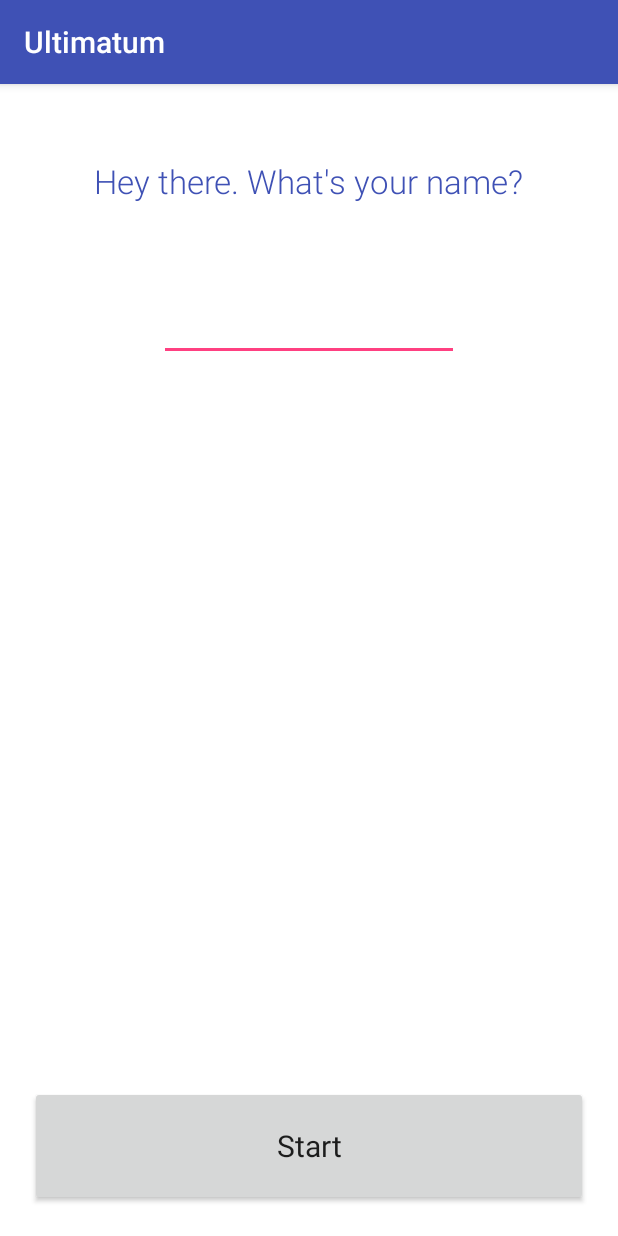
After one commit to Zayd-Waves/Ultimatum, an Android app: the LoginActivity screen opened directly, with no data from a screen before it, on a phone screen of 412 x 824 dp. The commit adds this screen. Run offline under Robolectric (Android 15) with nearby library versions, the phone set to English and light mode, and no system bars; our stand-ins replace Volley.

Commit message:
start work on network functionality

```diff
--- a/Ultimatum/app/build.gradle
+++ b/Ultimatum/app/build.gradle
@@ -31,4 +31,5 @@ dependencies {
     compile 'com.android.support:cardview-v7:24.1.1'
     compile 'com.google.code.gson:gson:2.4'
     compile 'com.github.paolorotolo:appintro:4.1.0'
+    compile 'com.android.volley:volley:1.0.0'
 }
--- a/Ultimatum/app/src/main/AndroidManifest.xml
+++ b/Ultimatum/app/src/main/AndroidManifest.xml
@@ -1,6 +1,8 @@
 <?xml version="1.0" encoding="utf-8"?>
 <manifest xmlns:android="http://schemas.android.com/apk/res/android"
     package="com.electricpanda.ultimatum">
+
+    <uses-permission android:name="android.permission.INTERNET" />
 
     <application
         android:allowBackup="true"
@@ -21,7 +23,9 @@
         <activity android:name=".NewPactActivity" />
         <activity android:name=".PactActivity" />
         <activity android:name=".PactDetailsActivity" />
-        <activity android:name=".AppIntroduction"></activity>
+        <activity android:name=".AppIntroduction" />
+        <activity android:name=".AboutActivity" />
+        <activity android:name=".LoginActivity"></activity>
     </application>
 
 </manifest>
--- /dev/null
+++ b/Ultimatum/app/src/main/java/com/electricpanda/ultimatum/LoginActivity.java
@@ -0,0 +1,53 @@
+package com.electricpanda.ultimatum;
+
+import android.content.Context;
+import android.support.v7.app.AppCompatActivity;
+import android.os.Bundle;
+import android.view.View;
+import android.widget.Button;
+import android.widget.EditText;
+import android.widget.Toast;
+
+import com.android.volley.Response;
+import com.android.volley.VolleyError;
+import com.electricpanda.ultimatum.misc.NetworkManager;
+import com.electricpanda.ultimatum.misc.PreferencesManager;
+
+public class LoginActivity extends AppCompatActivity {
+
+    private EditText usernameField;
+    private Button startButton;
+    private Context mContext;
+    private String username;
+
+    @Override
+    protected void onCreate(Bundle savedInstanceState) {
+        super.onCreate(savedInstanceState);
+        setContentView(R.layout.activity_login);
+        mContext = this;
+
+        usernameField = (EditText)findViewById(R.id.usernameField);
+        username = usernameField.getText().toString();
+        startButton = (Button)findViewById(R.id.startButton);
+        startButton.setOnClickListener(new View.OnClickListener() {
+            @Override
+            public void onClick(View view) {
+                registerOrLoginUser(username);
+            }
+        });
+    }
+
+    private void registerOrLoginUser(final String username) {
+        NetworkManager.registerUser(username, new Response.Listener<String>() {
+            @Override
+            public void onResponse(String response) {
+                PreferencesManager.setUsername(mContext, username);
+            }
+        }, new Response.ErrorListener() {
+            @Override
+            public void onErrorResponse(VolleyError error) {
+                Toast.makeText(mContext, "Network error. Please check your internet connection and try again.", Toast.LENGTH_SHORT).show();
+            }
+        });
+    }
+}
--- a/Ultimatum/app/src/main/java/com/electricpanda/ultimatum/adapters/PactRecyclerViewAdapter.java
+++ b/Ultimatum/app/src/main/java/com/electricpanda/ultimatum/adapters/PactRecyclerViewAdapter.java
@@ -66,7 +66,7 @@ public class PactRecyclerViewAdapter extends
 
         public PactHolder(View view) {
             super(view);
-            pactNameText = (TextView) view.findViewById(R.id.text1);
+            pactNameText = (TextView) view.findViewById(R.id.habitText);
             view.setOnClickListener(this);
         }
 
--- a/Ultimatum/app/src/main/java/com/electricpanda/ultimatum/entities/Pact.java
+++ b/Ultimatum/app/src/main/java/com/electricpanda/ultimatum/entities/Pact.java
@@ -8,6 +8,7 @@ public class Pact implements Serializable {
     private String habit;
     private int length;
     private int stakes;
+
 
     // Constructors
     private Pact() { }
--- /dev/null
+++ b/Ultimatum/app/src/main/res/layout/activity_login.xml
@@ -0,0 +1,78 @@
+<?xml version="1.0" encoding="utf-8"?>
+<RelativeLayout xmlns:android="http://schemas.android.com/apk/res/android"
+    xmlns:tools="http://schemas.android.com/tools"
+    android:layout_width="match_parent"
+    android:layout_height="match_parent"
+    android:background="@color/white"
+    tools:context="com.electricpanda.ultimatum.LoginActivity">
+
+    <ScrollView
+        android:layout_width="fill_parent"
+        android:layout_height="fill_parent"
+        android:id="@+id/scrollView12"
+        android:fillViewport="true" >
+
+        <RelativeLayout
+            android:layout_width="match_parent"
+            android:layout_height="match_parent">
+
+            <TextView
+                android:layout_width="wrap_content"
+                android:layout_height="wrap_content"
+                android:textAppearance="?android:attr/textAppearanceLarge"
+                android:text="Hey there. What's your name?"
+                android:id="@+id/textView21"
+                android:textColor="@color/colorPrimary"
+                android:padding="30dp"
+                android:fontFamily="sans-serif-light"
+                android:gravity="center"
+                android:layout_centerHorizontal="true"
+                android:layout_marginTop="20dp"
+                android:paddingLeft="16dp"
+                android:paddingRight="16dp" />
+
+            <EditText
+                android:id="@+id/usernameField"
+                android:layout_width="200dp"
+                android:layout_height="wrap_content"
+                android:layout_centerHorizontal="true"
+                android:layout_below="@+id/textView21"
+                android:layout_marginTop="30dp"
+                android:layout_marginBottom="30dp"
+                android:layout_gravity="center" />
+
+            <LinearLayout
+                android:orientation="vertical"
+                android:layout_width="match_parent"
+                android:layout_height="wrap_content"
+                android:layout_centerHorizontal="true"
+                android:layout_alignParentBottom="true"
+                android:layout_below="@+id/usernameField"
+                android:paddingBottom="20dp"
+                android:paddingRight="20dp"
+                android:paddingLeft="20dp"
+                android:paddingTop="20dp">
+
+                <RelativeLayout
+                    android:layout_width="match_parent"
+                    android:layout_height="match_parent">
+                    <Button
+                        android:id="@+id/startButton"
+                        android:textAppearance="?android:attr/textAppearanceLarge"
+                        android:layout_width="fill_parent"
+                        android:layout_alignParentBottom="true"
+                        android:layout_height="80dp"
+                        android:gravity="center"
+                        android:text="Start"
+                        android:textSize="20sp"
+                        android:shadowDx="2"
+                        android:shadowDy="2"
+                        android:shadowRadius="2"/>
+                </RelativeLayout>
+
+            </LinearLayout>
+
+        </RelativeLayout>
+    </ScrollView>
+
+</RelativeLayout>
--- a/Ultimatum/app/src/main/res/layout/pact_list_card_view_row.xml
+++ b/Ultimatum/app/src/main/res/layout/pact_list_card_view_row.xml
@@ -16,8 +16,9 @@
         card_view:contentPadding="10dp">
 
         <TextView
-            android:id="@+id/text1"
-            android:layout_width="60dp"
+            android:id="@+id/habitText"
+            style="@android:style/TextAppearance.Medium"
+            android:layout_width="wrap_content"
             android:layout_height="60dp"
             android:padding="5dp" />
 
```
Also changed, not shown: Ultimatum/app/src/main/java/com/electricpanda/ultimatum/AboutActivity.java (added, +13 -0 lines), Ultimatum/app/src/main/java/com/electricpanda/ultimatum/AppIntroduction.java (+4 -4 lines), Ultimatum/app/src/main/java/com/electricpanda/ultimatum/DashboardActivity.java (+34 -1 lines), Ultimatum/app/src/main/java/com/electricpanda/ultimatum/SplashActivity.java (+7 -4 lines), Ultimatum/app/src/main/java/com/electricpanda/ultimatum/entities/User.java (+5 -3 lines), Ultimatum/app/src/main/java/com/electricpanda/ultimatum/misc/NetworkManager.java (added, +72 -0 lines), Ultimatum/app/src/main/java/com/electricpanda/ultimatum/misc/PreferencesManager.java (+11 -0 lines), Ultimatum/app/src/main/res/layout/activity_about.xml (added, +13 -0 lines), Ultimatum/app/src/main/res/menu/menu_dashboard.xml (added, +10 -0 lines).
